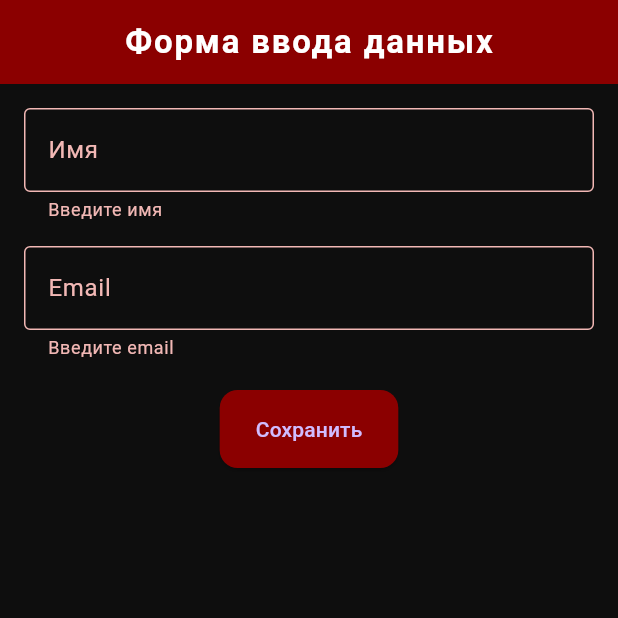
After one commit to rei-ayra-ami/Mansik_gau, a Flutter app: the screen it shows after launch, after a tap on "Сохранить", on a phone screen of 412 x 824 dp, the top half of it. The commit adds this screen. Run offline on Flutter 3.47's test engine with Material 3 defaults, Android fonts, the phone set to English and light mode, and no system bars; our stand-ins replace shared_preferences.

```diff
--- a/lib/main.dart
+++ b/lib/main.dart
@@ -1,11 +1,26 @@
 import 'package:flutter/material.dart';
+import 'package:shared_preferences/shared_preferences.dart';
 import 'screens/home_screen.dart';
+import 'screens/form_screen.dart';
 import 'widgets/isaac_theme.dart';
 
-void main() => runApp(const IsaacWikiApp());
+void main() {
+  runApp(const IsaacWikiApp());
+}
 
 class IsaacWikiApp extends StatelessWidget {
   const IsaacWikiApp({super.key});
+
+  // Проверяем, есть ли сохранённое имя
+  Future<Widget> _getStartScreen() async {
+    final prefs = await SharedPreferences.getInstance();
+    final username = prefs.getString('username');
+    if (username == null || username.isEmpty) {
+      return const FormScreen(); // если имени нет, показываем форму
+    } else {
+      return const HomeScreen(); // если имя сохранено, открываем HomeScreen
+    }
+  }
 
   @override
   Widget build(BuildContext context) {
@@ -13,7 +28,22 @@ class IsaacWikiApp extends StatelessWidget {
       title: 'The Binding of Isaac Wiki',
       debugShowCheckedModeBanner: false,
       theme: isaacTheme,
-      home: const HomeScreen(),
+      home: FutureBuilder<Widget>(
+        future: _getStartScreen(),
+        builder: (context, snapshot) {
+          if (snapshot.connectionState == ConnectionState.waiting) {
+            return const Scaffold(
+              body: Center(child: CircularProgressIndicator()),
+            );
+          } else if (snapshot.hasError) {
+            return Scaffold(
+              body: Center(child: Text('Ошибка: ${snapshot.error}')),
+            );
+          } else {
+            return snapshot.data!;
+          }
+        },
+      ),
     );
   }
 }
--- /dev/null
+++ b/lib/screens/form_screen.dart
@@ -0,0 +1,108 @@
+import 'package:flutter/material.dart';
+import 'package:shared_preferences/shared_preferences.dart';
+import 'home_screen.dart';
+
+class FormScreen extends StatefulWidget {
+  const FormScreen({super.key});
+
+  @override
+  State<FormScreen> createState() => _FormScreenState();
+}
+
+class _FormScreenState extends State<FormScreen> {
+  final _formKey = GlobalKey<FormState>();
+  final _nameController = TextEditingController();
+  final _emailController = TextEditingController();
+
+  @override
+  void initState() {
+    super.initState();
+    _loadSavedData();
+  }
+
+  @override
+  void dispose() {
+    _nameController.dispose();
+    _emailController.dispose();
+    super.dispose();
+  }
+
+  Future<void> _loadSavedData() async {
+    final prefs = await SharedPreferences.getInstance();
+    _nameController.text = prefs.getString('username') ?? '';
+    _emailController.text = prefs.getString('email') ?? '';
+  }
+
+  Future<void> _saveData(String name, String email) async {
+    final prefs = await SharedPreferences.getInstance();
+    await prefs.setString('username', name);
+    await prefs.setString('email', email);
+  }
+
+  void _submitForm() {
+    if (_formKey.currentState!.validate()) {
+      final name = _nameController.text;
+      final email = _emailController.text;
+      _saveData(name, email).then((_) {
+        Navigator.of(context).pushReplacement(
+          MaterialPageRoute(builder: (context) => const HomeScreen()),
+        );
+      });
+      ScaffoldMessenger.of(context).showSnackBar(
+        SnackBar(content: Text('Данные сохранены: $name, $email')),
+      );
+    }
+  }
+
+  @override
+  Widget build(BuildContext context) {
+    return Scaffold(
+      appBar: AppBar(title: const Text('Форма ввода данных')),
+      body: Padding(
+        padding: const EdgeInsets.all(16.0),
+        child: Form(
+          key: _formKey,
+          child: Column(
+            children: [
+              TextFormField(
+                controller: _nameController,
+                decoration: const InputDecoration(
+                  labelText: 'Имя',
+                  border: OutlineInputBorder(),
+                ),
+                validator: (value) {
+                  if (value == null || value.isEmpty) {
+                    return 'Введите имя';
+                  }
+                  return null;
+                },
+              ),
+              const SizedBox(height: 16),
+              TextFormField(
+                controller: _emailController,
+                decoration: const InputDecoration(
+                  labelText: 'Email',
+                  border: OutlineInputBorder(),
+                ),
+                keyboardType: TextInputType.emailAddress,
+                validator: (value) {
+                  if (value == null || value.isEmpty) {
+                    return 'Введите email';
+                  } else if (!value.contains('@')) {
+                    return 'Неверный формат email';
+                  }
+                  return null;
+                },
+              ),
+              const SizedBox(height: 20),
+              ElevatedButton(
+                onPressed: _submitForm,
+                child: const Text('Сохранить'),
+              ),
+            ],
+          ),
+        ),
+      ),
+    );
+  }
+}
```
Also changed, not shown: lib/screens/home_screen.dart (+78 -2 lines), lib/screens/username_screen.dart (added, +58 -0 lines), pubspec.yaml (+4 -67 lines), pubspec.lock, 1 other file.
